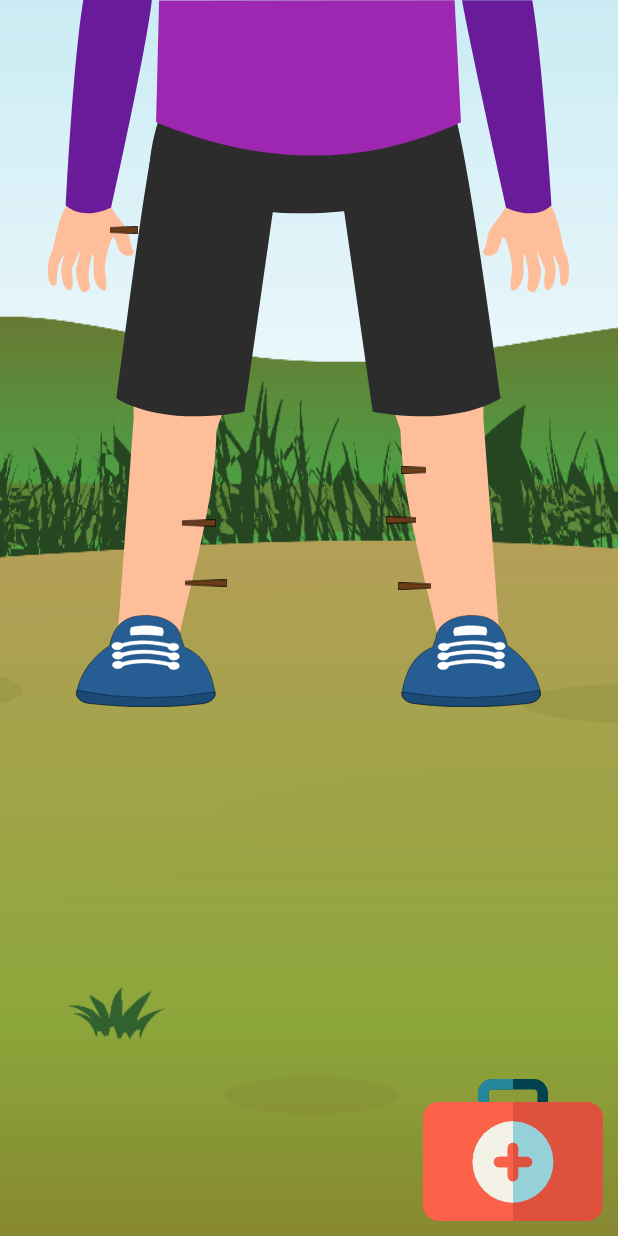
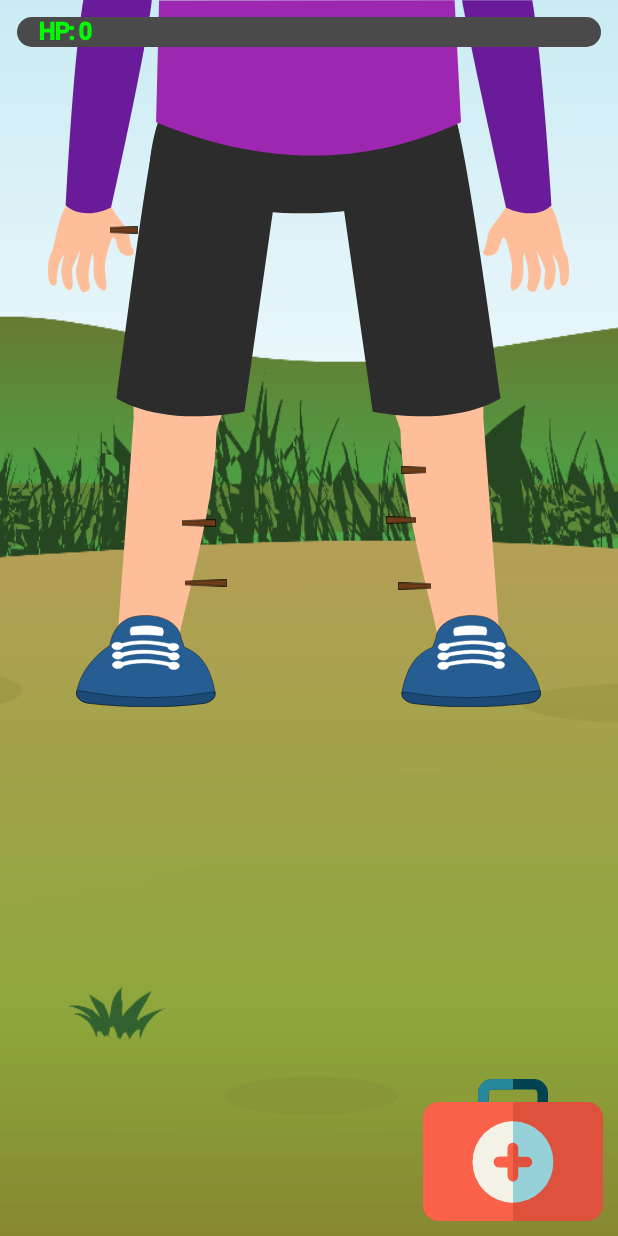
Before and after one commit to ChenPan311/MedMate, an Android app: the Option1Activity screen opened directly, with no data from a screen before it, on a phone screen of 412 x 824 dp. Run offline under Robolectric (Android 15) with nearby library versions, the phone set to English and light mode, and no system bars.

Commit message:
Added Health Bars

```diff
--- /dev/null
+++ b/app/src/main/java/com/example/android1project/HealthBar.java
@@ -0,0 +1,54 @@
+package com.example.android1project;
+
+import android.content.Context;
+import android.graphics.Canvas;
+import android.graphics.Color;
+import android.graphics.Paint;
+import android.os.Handler;
+import android.util.AttributeSet;
+import android.widget.ProgressBar;
+
+public class HealthBar extends ProgressBar {
+    private int mHp = 100;
+    private int mMillis = 1000;
+    private Handler mHandler = new Handler();
+
+    private float mDensity;
+
+    public HealthBar(Context context, AttributeSet attrs) {
+        super(context, attrs);
+        mDensity = getResources().getDisplayMetrics().density;
+        //this.setBackgroundColor(Color.BLACK);
+        new Thread(new Runnable() {
+            @Override
+            public void run() {
+                while(mHp > 0){
+                    mHp--;
+                    android.os.SystemClock.sleep(mMillis);
+                    mHandler.post(new Runnable() {
+                        @Override
+                        public void run() {
+                            setProgress(mHp);
+                        }
+                    });
+                }
+            }
+        }).start();
+    }
+
+    @Override
+    protected synchronized void onDraw(Canvas canvas) {
+        super.onDraw(canvas);
+        Paint paint = new Paint(Paint.ANTI_ALIAS_FLAG);
+        paint.setStyle(Paint.Style.STROKE);
+        paint.setColor(Color.GREEN);
+        paint.setStrokeWidth(2);
+        paint.setTextSize(15 * mDensity);
+
+        canvas.drawText("HP: " + mHp, (int) (20 * mDensity), (int) ((getHeight() / 2) + 5 * mDensity), paint);
+    }
+
+    void setMillis(int millis){
+        this.mMillis = millis;
+    }
+}
--- /dev/null
+++ b/app/src/main/res/drawable/progress_drawable.xml
@@ -0,0 +1,30 @@
+<?xml version="1.0" encoding="utf-8"?>
+<layer-list xmlns:android="http://schemas.android.com/apk/res/android">
+    <item android:id="@android:id/background">
+        <shape>
+            <solid android:color="#4A4A4A" />
+            <corners android:radius="10dp" />
+        </shape>
+    </item>
+    <item android:id="@android:id/progress">
+        <clip>
+            <layer-list>
+                <item>
+                    <color android:color="#00000000" />
+                </item>
+                <item android:height="10dp"
+                    android:left="5dp"
+                    android:top="5dp"
+                    android:right="5dp"
+                    android:bottom="5dp">
+                    <shape>
+                        <gradient android:startColor="@android:color/holo_red_dark"
+                            android:endColor="@android:color/holo_red_light"
+                            android:angle="180"/>
+                        <corners android:radius="10dp" />
+                    </shape>
+                </item>
+            </layer-list>
+        </clip>
+    </item>
+</layer-list>
--- a/app/src/main/res/layout/activity_option_1_zoom.xml
+++ b/app/src/main/res/layout/activity_option_1_zoom.xml
@@ -158,4 +158,16 @@
         android:layout_alignParentEnd="true"
         android:src="@drawable/ic_first_aid_kit"/>
 
+    <com.example.android1project.HealthBar
+        android:id="@+id/hp_bar1"
+        android:layout_width="match_parent"
+        android:layout_height="wrap_content"
+        android:layout_alignParentEnd="true"
+        android:layout_margin="6dp"
+        android:padding="5dp"
+        android:progress="100"
+        style="@android:style/Widget.ProgressBar.Horizontal"
+        android:background="@color/transparent"
+        android:progressDrawable="@drawable/progress_drawable"/>
+
 </RelativeLayout>
```
Also changed, not shown: app/src/main/res/layout/activity_option_2_zoom.xml (+12 -0 lines), app/src/main/res/layout/activity_option_3_zoom.xml (+12 -0 lines), app/src/main/res/layout/activity_option_4_zoom.xml (+12 -0 lines), app/src/main/res/layout/activity_option_5.xml (+12 -0 lines), app/src/main/res/layout/activity_option_6.xml (+12 -0 lines), 1 other file.
